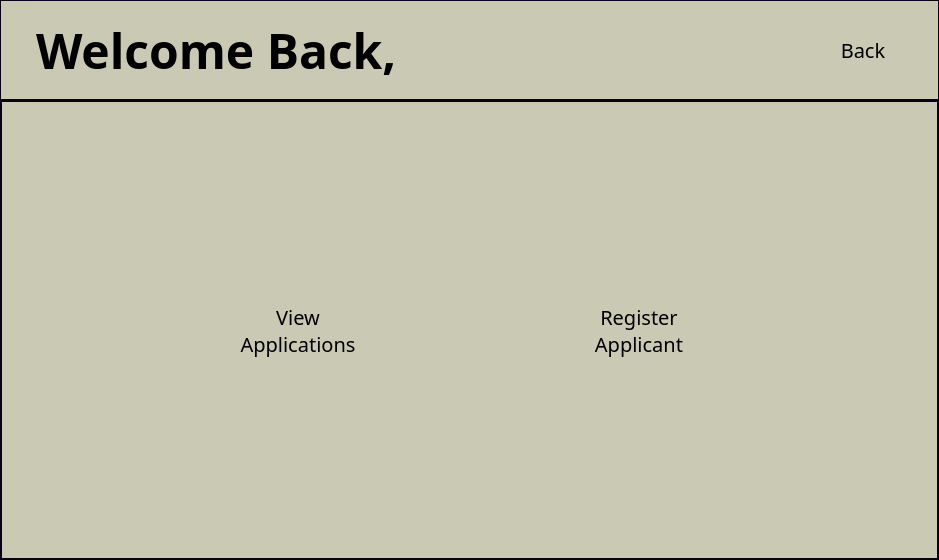
Qt form frontend-desktop/mainwindow.ui (Gearworks-Software/BSS-Application-System) before a commit.
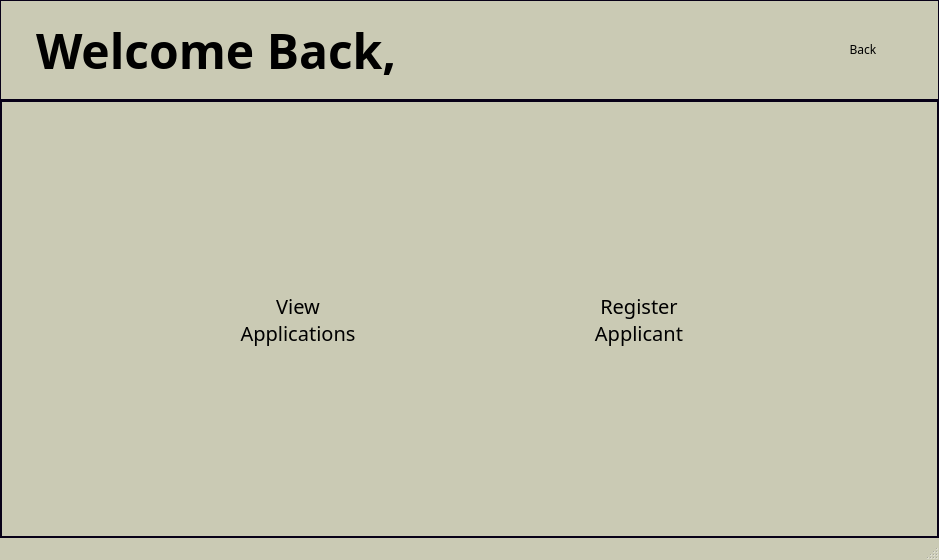
The same form after that commit. The open tabs and pages were chosen to show the change. Icons and pictures are not drawn.

Commit message: feat: implement network manager for improved HTTP request handling and update UI elements

What changed in the file:
```diff
--- a/frontend-desktop/mainwindow.ui
+++ b/frontend-desktop/mainwindow.ui
@@ -794,7 +794,7 @@
               <item>
                <widget class="QPushButton" name="back_button">
                 <property name="sizePolicy">
-                 <sizepolicy hsizetype="Minimum" vsizetype="Maximum">
+                 <sizepolicy hsizetype="Maximum" vsizetype="Maximum">
                   <horstretch>0</horstretch>
                   <verstretch>0</verstretch>
                  </sizepolicy>
@@ -802,87 +802,15 @@
                 <property name="minimumSize">
                  <size>
                   <width>80</width>
-                  <height>30</height>
+                  <height>35</height>
                  </size>
                 </property>
                 <property name="maximumSize">
                  <size>
-                  <width>80</width>
-                  <height>40</height>
+                  <width>16777215</width>
+                  <height>16777215</height>
                  </size>
                 </property>
-                <property name="palette">
-                 <palette>
-                  <active>
-                   <colorrole role="Button">
-                    <brush brushstyle="SolidPattern">
-                     <color alpha="255">
-                      <red>2</red>
-                      <green>115</green>
-                      <blue>74</blue>
-                     </color>
-                    </brush>
-                   </colorrole>
-                   <colorrole role="Text">
-                    <brush brushstyle="SolidPattern">
-                     <color alpha="255">
-                      <red>255</red>
-                      <green>255</green>
-                      <blue>255</blue>
-                     </color>
-                    </brush>
-                   </colorrole>
-                  </active>
-                  <inactive>
-                   <colorrole role="Button">
-                    <brush brushstyle="SolidPattern">
-                     <color alpha="255">
-                      <red>2</red>
-                      <green>115</green>
-                      <blue>74</blue>
-                     </color>
-                    </brush>
-                   </colorrole>
-                   <colorrole role="Text">
-                    <brush brushstyle="SolidPattern">
-                     <color alpha="255">
-                      <red>255</red>
-                      <green>255</green>
-                      <blue>255</blue>
-                     </color>
-                    </brush>
-                   </colorrole>
-                  </inactive>
-                  <disabled>
-                   <colorrole role="Button">
-                    <brush brushstyle="SolidPattern">
-                     <color alpha="107">
-                      <red>255</red>
-                      <green>255</green>
-                      <blue>255</blue>
-                     </color>
-                    </brush>
-                   </colorrole>
-                   <colorrole role="ButtonText">
-                    <brush brushstyle="SolidPattern">
-                     <color alpha="135">
-                      <red>255</red>
-                      <green>255</green>
-                      <blue>255</blue>
-                     </color>
-                    </brush>
-                   </colorrole>
-                  </disabled>
-                 </palette>
-                </property>
-                <property name="font">
-                 <font>
-                  <family>Montserrat</family>
-                  <pointsize>15</pointsize>
-                  <italic>false</italic>
-                  <bold>false</bold>
-                 </font>
-                </property>
                 <property name="text">
                  <string>Back</string>
                 </property>
@@ -2637,7 +2565,9 @@
     </item>
    </layout>
   </widget>
+  <widget class="QStatusBar" name="statusBar"/>
  </widget>
+ <layoutdefault spacing="6" margin="0"/>
  <resources>
   <include location="rsrc.qrc"/>
  </resources>
```
Left out of the diff: 40 changed lines with no effect on the pictures. The commit also changes 5 other files.
